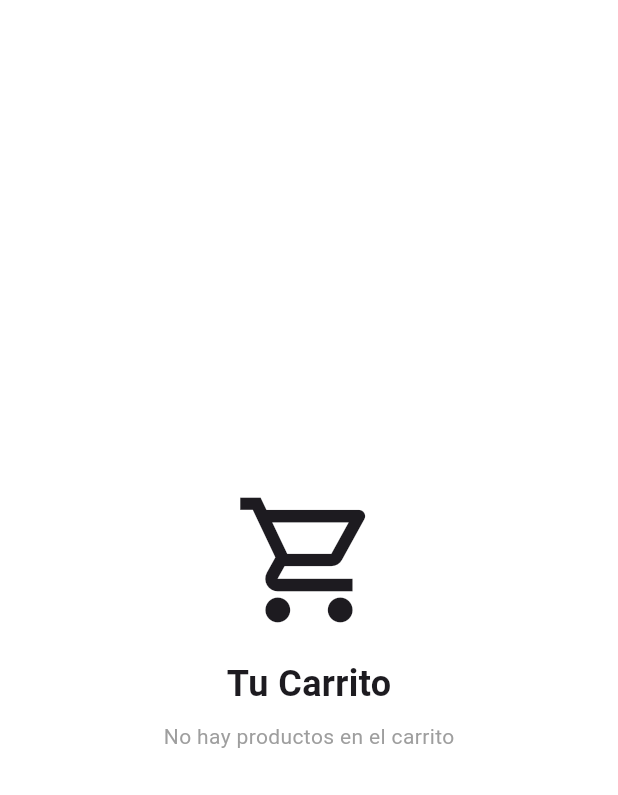
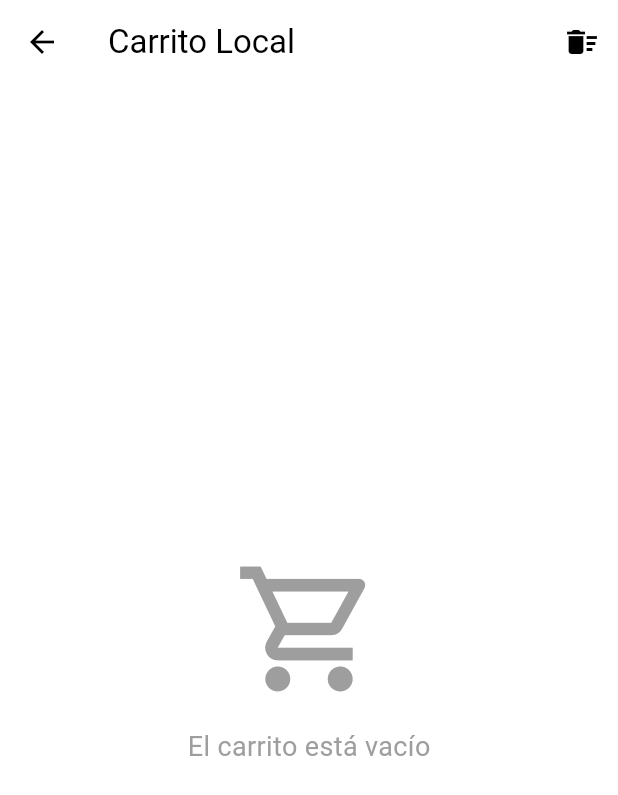
Before and after one commit to Gastonrossi99/ProjectoFinal, a Flutter app: the CarritoView screen opened directly, on a phone screen of 412 x 824 dp. Shown: the top 795 px of the screen. Run offline on Flutter 3.47's test engine with Material 3 defaults, Android fonts, the phone set to English and light mode, and no system bars; our stand-ins replace cloud_firestore, firebase_core, shared_preferences; accounts and stored records are empty.

Commit message:
Agregar logica de modelo de carrito y renombrar views

```diff
--- a/lib/views/carrito.dart
+++ /dev/null
@@ -1,27 +0,0 @@
-import 'package:flutter/material.dart';
-
-class CarritoView extends StatelessWidget {
-  const CarritoView({super.key});
-
-  @override
-  Widget build(BuildContext context) {
-    return const Scaffold(
-      backgroundColor: Colors.white,
-      body: Center(
-        child: Column(
-          mainAxisAlignment: MainAxisAlignment.center,
-          children: [
-            Icon(Icons.shopping_cart_outlined, size: 100, color: Color(0xFF1D1B20)),
-            SizedBox(height: 16),
-            Text(
-              'Tu Carrito',
-              style: TextStyle(fontSize: 24, fontWeight: FontWeight.bold),
-            ),
-            SizedBox(height: 8),
-            Text('No hay productos en el carrito', style: TextStyle(color: Colors.grey)),
-          ],
-        ),
-      ),
-    );
-  }
-}
--- /dev/null
+++ b/lib/views/carrito_view.dart
@@ -0,0 +1,85 @@
+import 'package:flutter/material.dart';
+import '../services/db_service.dart';
+
+class CarritoView extends StatefulWidget {
+  const CarritoView({super.key});
+
+  @override
+  State<CarritoView> createState() => _CarritoViewState();
+}
+
+class _CarritoViewState extends State<CarritoView> {
+  final DBService _dbService = DBService();
+
+  @override
+  Widget build(BuildContext context) {
+    return Scaffold(
+      backgroundColor: Colors.white,
+      appBar: AppBar(
+        title: const Text('Carrito Local'),
+        backgroundColor: Colors.white,
+        foregroundColor: Colors.black,
+        elevation: 0,
+        actions: [
+          IconButton(
+            icon: const Icon(Icons.delete_sweep),
+            onPressed: () async {
+              await _dbService.clearCart();
+              setState(() {});
+            },
+          )
+        ],
+      ),
+      body: FutureBuilder<List<int>>(
+        future: _dbService.getCartProductIDs(),
+        builder: (context, snapshot) {
+          if (snapshot.connectionState == ConnectionState.waiting) {
+            return const Center(child: CircularProgressIndicator());
+          }
+
+          if (!snapshot.hasData || snapshot.data!.isEmpty) {
+            return const Center(
+              child: Column(
+                mainAxisAlignment: MainAxisAlignment.center,
+                children: [
+                  Icon(Icons.shopping_cart_outlined, size: 100, color: Colors.grey),
+                  SizedBox(height: 16),
+                  Text('El carrito está vacío', style: TextStyle(fontSize: 18, color: Colors.grey)),
+                ],
+              ),
+            );
+          }
+
+          final ids = snapshot.data!;
+          return Column(
+            children: [
+              Padding(
+                padding: const EdgeInsets.all(16.0),
+                child: Text('Tienes ${ids.length} productos guardados localmente'),
+              ),
+              Expanded(
+                child: ListView.builder(
+                  itemCount: ids.length,
+                  itemBuilder: (context, index) {
+                    return ListTile(
+                      leading: const Icon(Icons.inventory_2),
+                      title: Text('Producto ID: ${ids[index]}'),
+                      subtitle: const Text('Guardado localmente'),
+                      trailing: IconButton(
+                        icon: const Icon(Icons.remove_circle_outline, color: Colors.red),
+                        onPressed: () async {
+                          await _dbService.removeFromCart(ids[index]);
+                          setState(() {});
+                        },
+                      ),
+                    );
+                  },
+                ),
+              ),
+            ],
+          );
+        },
+      ),
+    );
+  }
+}
--- a/lib/views/tipo_de_ropa.dart
+++ b/lib/views/tipo_de_ropa_view.dart
@@ -185,13 +185,13 @@ class _ItemDetailViewState extends State<ItemDetailView> {
         const SizedBox(height: 8),
         Text(
           producto.nombre,
-          style: const TextStyle(fontWeight: FontWeight.bold, fontSize: 14),
+          style: const TextStyle(fontWeight: FontWeight.bold, fontSize: 12),
           maxLines: 1,
           overflow: TextOverflow.ellipsis,
         ),
         const Text(
           'Updated today',
-          style: TextStyle(color: Colors.grey, fontSize: 12),
+          style: TextStyle(color: Colors.grey, fontSize: 10),
         ),
       ],
     );
--- a/pubspec.yaml
+++ b/pubspec.yaml
@@ -32,7 +32,8 @@ dependencies:
     sdk: flutter
   firebase_core: ^3.10.1
   cloud_firestore: ^5.6.2
-  carousel_slider: ^5.0.0
+  shared_preferences: ^2.3.5
+  path: ^1.9.1
 
   # The following adds the Cupertino Icons font to your application.
   # Use with the CupertinoIcons class for iOS style icons.
```
Also changed, not shown: lib/main.dart (+6 -6 lines), lib/models/carrito.dart (added, +25 -0 lines), lib/services/db_service.dart (added, +42 -0 lines), lib/views/home_view.dart (renamed from lib/views/home.dart), lib/views/ia_design_view.dart (renamed from lib/views/ia_design.dart), lib/views/otros_view.dart (renamed from lib/views/otros.dart), lib/views/perfil_view.dart (renamed from lib/views/perfil.dart), pubspec.lock.
